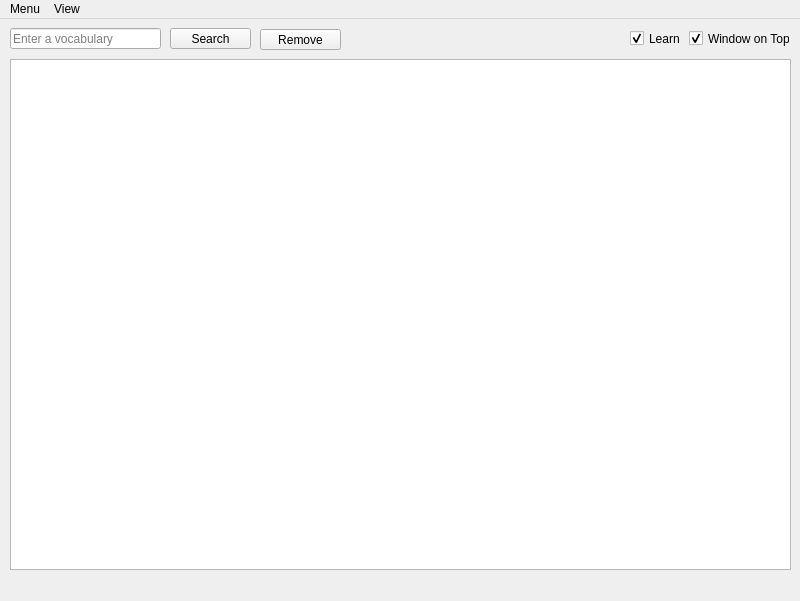
This is ui/dictionary.ui in pystander/Word-Sea as Qt 5 draws it before an edit. The edited form follows.
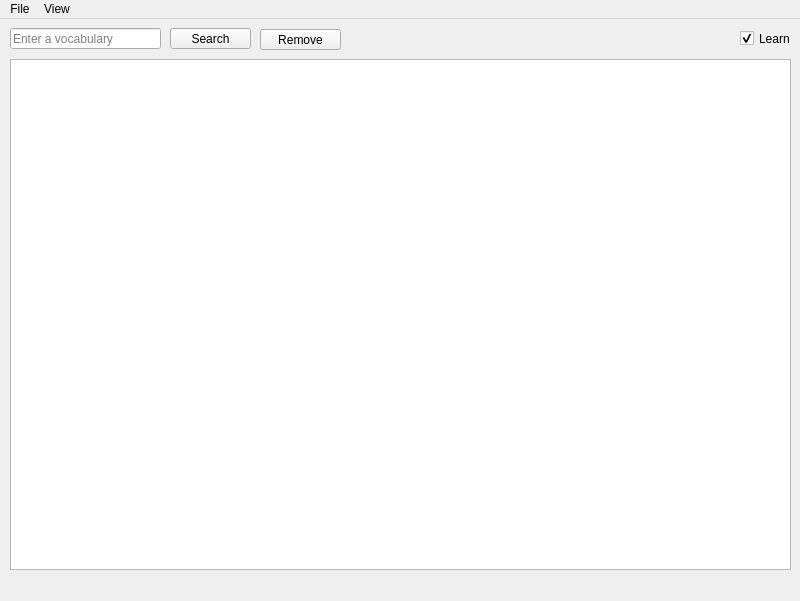
This is the edited form.

What changed in the file:
```diff
--- a/ui/dictionary.ui
+++ b/ui/dictionary.ui
@@ -65,7 +65,7 @@
    <widget class="QCheckBox" name="learn_checkbox">
     <property name="geometry">
      <rect>
-      <x>630</x>
+      <x>740</x>
       <y>9</y>
       <width>51</width>
       <height>21</height>
@@ -78,23 +78,7 @@
      <bool>true</bool>
     </property>
    </widget>
-   <widget class="QCheckBox" name="top_checkbox">
-    <property name="geometry">
-     <rect>
-      <x>689</x>
-      <y>9</y>
-      <width>101</width>
-      <height>21</height>
-     </rect>
-    </property>
-    <property name="text">
-     <string>Window on Top</string>
-    </property>
-    <property name="checked">
-     <bool>true</bool>
-    </property>
-   </widget>
-   <widget class="QPushButton" name="remove_button">
+   <widget class="QPushButton" name="button_remove">
     <property name="geometry">
      <rect>
       <x>260</x>
@@ -123,9 +107,9 @@
      <height>21</height>
     </rect>
    </property>
-   <widget class="QMenu" name="menu">
+   <widget class="QMenu" name="menu_file">
     <property name="title">
-     <string>Menu</string>
+     <string>File</string>
     </property>
     <addaction name="open_action"/>
     <addaction name="save_action"/>
@@ -146,7 +130,7 @@
     </widget>
     <addaction name="menu_theme"/>
    </widget>
-   <addaction name="menu"/>
+   <addaction name="menu_file"/>
    <addaction name="menu_view"/>
   </widget>
   <action name="action_add">
```
Left out of the diff: 43 changed lines with no effect on the pictures.
